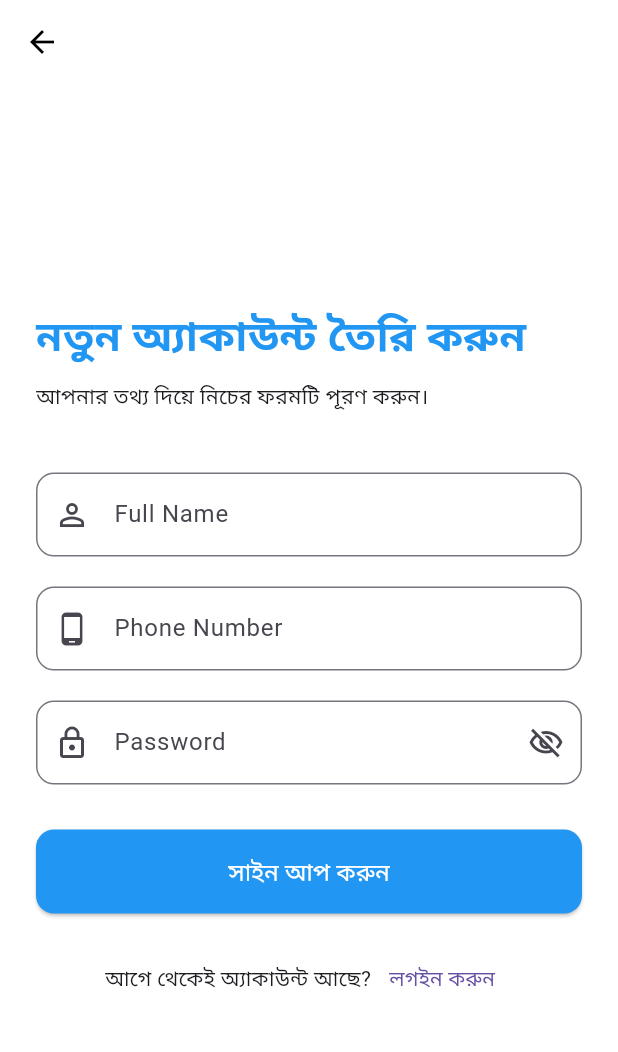
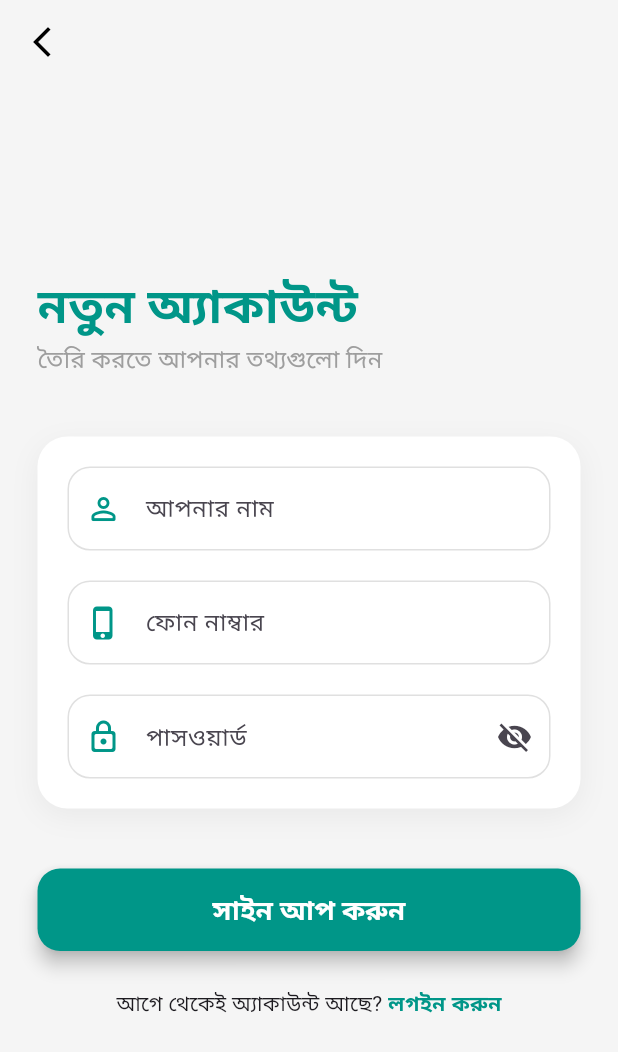
Before and after one commit to sfrabby/firebase-tutorial, a Flutter app: the PhoneSignUpPage screen opened directly, on a phone screen of 412 x 824 dp. Shown: the top 1052 px of the screen. Run offline on Flutter 3.47's test engine with Material 3 defaults, Android fonts, the phone set to English and light mode, and no system bars; our stand-ins replace firebase_auth, firebase_core, get; accounts and stored records are empty.

Commit message:
phone SignUP UI error fixed

```diff
--- a/lib/screen/Auth/phone_signup/ui.dart
+++ b/lib/screen/Auth/phone_signup/ui.dart
@@ -1,96 +1,157 @@
 import 'package:flutter/material.dart';
 import 'package:get/get.dart';
 
-class PhoneSignUpPage extends StatelessWidget {
+class PhoneSignUpPage extends StatefulWidget {
   const PhoneSignUpPage({super.key});
+
+  @override
+  State<PhoneSignUpPage> createState() => _PhoneSignUpPageState();
+}
+
+class _PhoneSignUpPageState extends State<PhoneSignUpPage> {
+  // কন্ট্রোলারগুলো যোগ করা হয়েছে
+  final TextEditingController nameController = TextEditingController();
+  final TextEditingController phoneController = TextEditingController();
+  final TextEditingController passwordController = TextEditingController();
+
+  bool isPasswordVisible = false; // পাসওয়ার্ড দেখার জন্য
 
   @override
   Widget build(BuildContext context) {
     return Scaffold(
-      backgroundColor: Colors.white,
-      appBar: AppBar(backgroundColor: Colors.white, elevation: 0, leading: BackButton(color: Colors.black),), // পিছনে যাওয়ার জন্য
-      body: Padding(
-        padding: const EdgeInsets.symmetric(horizontal: 24.0),
-        child: Center(
+      backgroundColor: Colors.grey[100], // হালকা ব্যাকগ্রাউন্ড
+      appBar: AppBar(
+        backgroundColor: Colors.transparent,
+        elevation: 0,
+        leading: IconButton(
+          icon: const Icon(Icons.arrow_back_ios_new, color: Colors.black),
+          onPressed: () => Get.back(),
+        ),
+      ),
+      body: Center(
         child: SingleChildScrollView(
+          padding: const EdgeInsets.symmetric(horizontal: 25.0),
           child: Column(
-              crossAxisAlignment: CrossAxisAlignment.stretch,
+            crossAxisAlignment: CrossAxisAlignment.start,
             children: [
-                // Title
+              // Title সেকশন
               const Text(
-                  "নতুন অ্যাকাউন্ট তৈরি করুন",
-                  style: TextStyle(fontSize: 28, fontWeight: FontWeight.bold, color: Colors.blue),
+                "নতুন অ্যাকাউন্ট",
+                style: TextStyle(fontSize: 32, fontWeight: FontWeight.bold, color: Colors.teal),
               ),
-                const SizedBox(height: 10),
-                const Text("আপনার তথ্য দিয়ে নিচের ফরমটি পূরণ করুন।"),
+              const Text(
+                "তৈরি করতে আপনার তথ্যগুলো দিন",
+                style: TextStyle(fontSize: 16, color: Colors.grey),
+              ),
               const SizedBox(height: 40),
 
-                // Name TextField
+              // ইনপুট কার্ড
+              Container(
+                padding: const EdgeInsets.all(20),
+                decoration: BoxDecoration(
+                  color: Colors.white,
+                  borderRadius: BorderRadius.circular(20),
+                  boxShadow: [
+                    BoxShadow(
+                      color: Colors.black.withOpacity(0.05),
+                      blurRadius: 15,
+                      offset: const Offset(0, 5),
+                    )
+                  ],
+                ),
+                child: Column(
+                  children: [
+                    // ১. নাম ইনপুট
                     TextField(
+                      controller: nameController,
                       decoration: InputDecoration(
-                    labelText: "Full Name",
-                    prefixIcon: const Icon(Icons.person_outline),
-                    border: OutlineInputBorder(borderRadius: BorderRadius.circular(12)),
+                        labelText: "আপনার নাম",
+                        prefixIcon: const Icon(Icons.person_outline_rounded, color: Colors.teal),
+                        border: OutlineInputBorder(borderRadius: BorderRadius.circular(15)),
+                        enabledBorder: OutlineInputBorder(
+                          borderRadius: BorderRadius.circular(15),
+                          borderSide: BorderSide(color: Colors.grey.shade300),
+                        ),
                       ),
                     ),
                     const SizedBox(height: 20),
 
-                // Phone Number TextField
+                    // ২. ফোন নাম্বার ইনপুট
                     TextField(
+                      controller: phoneController,
                       keyboardType: TextInputType.phone,
                       decoration: InputDecoration(
-                    labelText: "Phone Number",
+                        labelText: "ফোন নাম্বার",
                         hintText: "01XXXXXXXXX",
-                    prefixIcon: const Icon(Icons.phone_android),
-                    border: OutlineInputBorder(borderRadius: BorderRadius.circular(12)),
+                        prefixIcon: const Icon(Icons.phone_iphone_rounded, color: Colors.teal),
+                        border: OutlineInputBorder(borderRadius: BorderRadius.circular(15)),
+                        enabledBorder: OutlineInputBorder(
+                          borderRadius: BorderRadius.circular(15),
+                          borderSide: BorderSide(color: Colors.grey.shade300),
+                        ),
                       ),
                     ),
                     const SizedBox(height: 20),
 
-                // Password TextField
+                    // ৩. পাসওয়ার্ড ইনপুট
                     TextField(
-                  obscureText: true,
+                      controller: passwordController,
+                      obscureText: !isPasswordVisible,
                       decoration: InputDecoration(
-                    labelText: "Password",
-                    prefixIcon: const Icon(Icons.lock_outline),
-                    suffixIcon: const Icon(Icons.visibility_off_outlined),
-                    border: OutlineInputBorder(borderRadius: BorderRadius.circular(12)),
+                        labelText: "পাসওয়ার্ড",
+                        prefixIcon: const Icon(Icons.lock_outline_rounded, color: Colors.teal),
+                        suffixIcon: IconButton(
+                          icon: Icon(isPasswordVisible ? Icons.visibility : Icons.visibility_off),
+                          onPressed: () => setState(() => isPasswordVisible = !isPasswordVisible),
+                        ),
+                        border: OutlineInputBorder(borderRadius: BorderRadius.circular(15)),
+                        enabledBorder: OutlineInputBorder(
+                          borderRadius: BorderRadius.circular(15),
+                          borderSide: BorderSide(color: Colors.grey.shade300),
                         ),
                       ),
-                const SizedBox(height: 30),
+                    ),
+                  ],
+                ),
+              ),
+              const SizedBox(height: 40),
 
-                // Sign Up Button
-                ElevatedButton(
+              // সাইন আপ বাটন
+              SizedBox(
+                width: double.infinity,
+                height: 55,
+                child: ElevatedButton(
                   onPressed: () {
-                    // Sign Up করার পর কি হবে সেই লজিক
-                    Get.snackbar("Success", "অ্যাকাউন্ট তৈরি সফল হয়েছে!",
-                        backgroundColor: Colors.green.withOpacity(0.1),
-                        snackPosition: SnackPosition.BOTTOM);
+                    // লজিক এখানে হবে
+                    Get.snackbar("Success", "অ্যাকাউন্ট তৈরি করা হচ্ছে...",
+                        backgroundColor: Colors.teal, colorText: Colors.white, snackPosition: SnackPosition.BOTTOM);
                   },
                   style: ElevatedButton.styleFrom(
-                    padding: const EdgeInsets.symmetric(vertical: 16),
-                    backgroundColor: Colors.blue,
-                    foregroundColor: Colors.white,
-                    shape: RoundedRectangleBorder(borderRadius: BorderRadius.circular(12)),
+                    backgroundColor: Colors.teal,
+                    shape: RoundedRectangleBorder(borderRadius: BorderRadius.circular(15)),
+                    elevation: 5,
                   ),
-                  child: const Text("সাইন আপ করুন", style: TextStyle(fontSize: 16)),
+                  child: const Text("সাইন আপ করুন",
+                      style: TextStyle(fontSize: 18, fontWeight: FontWeight.bold, color: Colors.white)),
+                ),
               ),
 
-                const SizedBox(height: 20),
+              const SizedBox(height: 25),
 
-                // Login Redirect
+              // লগইন লিংক
               Row(
                 mainAxisAlignment: MainAxisAlignment.center,
                 children: [
-                    const Text("আগে থেকেই অ্যাকাউন্ট আছে?"),
-                    TextButton(
-                      onPressed: () => Get.back(), // আগের লগইন পেজে নিয়ে যাবে
-                      child: const Text("লগইন করুন"),
+                  const Text("আগে থেকেই অ্যাকাউন্ট আছে? "),
+                  GestureDetector(
+                    onTap: () => Get.back(),
+                    child: const Text("লগইন করুন",
+                        style: TextStyle(color: Colors.teal, fontWeight: FontWeight.bold)),
                   ),
                 ],
               ),
+              const SizedBox(height: 20),
             ],
-            ),
           ),
         ),
       ),
```
Lines whose indentation alone changed are shown as unchanged.
